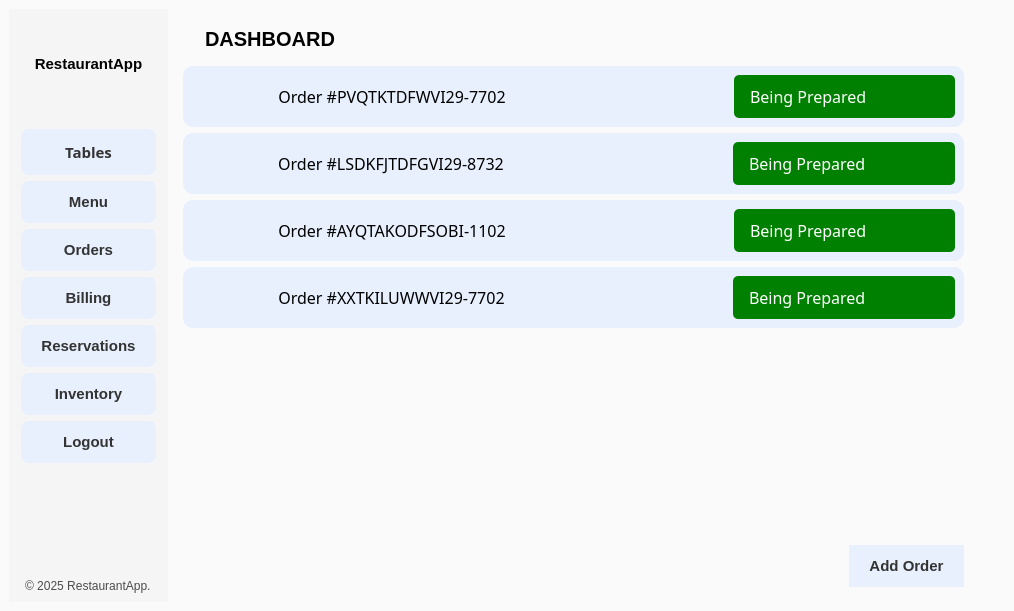
Before: the Qt Designer form mainwindow.ui in GitGudCode440/restaurant-management-system, drawn with Qt 5.
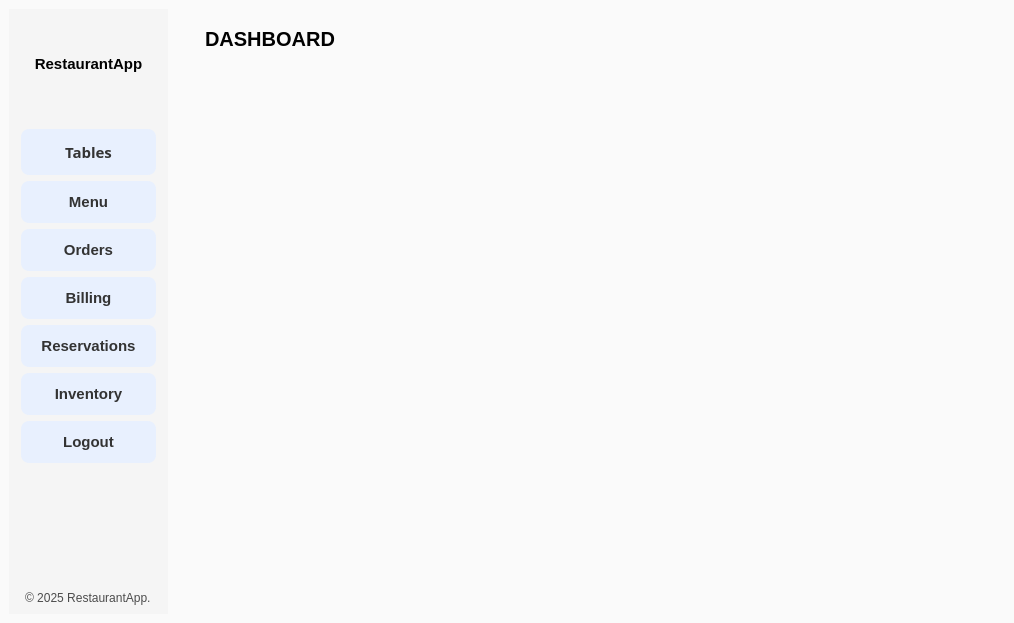
After: the same form once the commit is applied. The open tabs and pages were chosen to show the change. Icons and pictures are not drawn.

Commit message: Add Orders and Billing functional UI

The edit to the form file:
```diff
--- a/mainwindow.ui
+++ b/mainwindow.ui
@@ -7,7 +7,7 @@
     <x>0</x>
     <y>0</y>
     <width>1014</width>
-    <height>611</height>
+    <height>623</height>
    </rect>
   </property>
   <property name="sizePolicy">
@@ -84,8 +84,8 @@
 </string>
   </property>
   <widget class="QWidget" name="centralwidget">
-   <layout class="QHBoxLayout" name="horizontalLayout">
-    <item>
+   <layout class="QFormLayout" name="formLayout">
+    <item row="0" column="0">
      <widget class="QWidget" name="LeftMenuContainer" native="true">
       <layout class="QVBoxLayout" name="verticalLayout_6">
        <property name="spacing">
@@ -468,7 +468,7 @@
       </layout>
      </widget>
     </item>
-    <item>
+    <item row="0" column="1">
      <widget class="QWidget" name="MainBodyContainer" native="true">
       <property name="sizePolicy">
        <sizepolicy hsizetype="Expanding" vsizetype="Preferred">
@@ -565,6 +565,12 @@
        </item>
        <item>
         <widget class="QStackedWidget" name="stackedWidget">
+         <property name="sizePolicy">
+          <sizepolicy hsizetype="Preferred" vsizetype="Preferred">
+           <horstretch>0</horstretch>
+           <verstretch>0</verstretch>
+          </sizepolicy>
+         </property>
          <property name="currentIndex">
           <number>3</number>
          </property>
@@ -1523,832 +1529,32 @@
          </widget>
          <widget class="QWidget" name="Orders">
           <property name="sizePolicy">
-           <sizepolicy hsizetype="Expanding" vsizetype="Expanding">
+           <sizepolicy hsizetype="Preferred" vsizetype="Preferred">
             <horstretch>0</horstretch>
             <verstretch>0</verstretch>
            </sizepolicy>
           </property>
-          <property name="maximumSize">
-           <size>
-            <width>782</width>
-            <height>523</height>
-           </size>
-          </property>
           <property name="styleSheet">
            <string>border-radius: 22px;</string>
           </property>
-          <widget class="QWidget" name="verticalLayoutWidget">
-           <property name="geometry">
-            <rect>
-             <x>0</x>
-             <y>0</y>
-             <width>781</width>
-             <height>521</height>
-            </rect>
-           </property>
-           <layout class="QVBoxLayout" name="verticalLayout_19">
-            <item>
-             <layout class="QVBoxLayout" name="verticalLayout_21">
-              <property name="sizeConstraint">
-               <enum>QLayout::SizeConstraint::SetDefaultConstraint</enum>
-              </property>
-              <item>
-               <widget class="QFrame" name="StatusTab">
-                <property name="sizePolicy">
-                 <sizepolicy hsizetype="MinimumExpanding" vsizetype="Fixed">
-                  <horstretch>0</horstretch>
-                  <verstretch>0</verstretch>
-                 </sizepolicy>
-                </property>
-                <property name="styleSheet">
-                 <string notr="true">background-color: #E8F0FE;
-border-radius: 10px;</string>
-                </property>
-                <property name="frameShape">
-                 <enum>QFrame::Shape::StyledPanel</enum>
-                </property>
-                <property name="frameShadow">
-                 <enum>QFrame::Shadow::Raised</enum>
-                </property>
-                <layout class="QHBoxLayout" name="horizontalLayout_8">
-                 <item>
-                  <widget class="QPushButton" name="pushButton_4">
-                   <property name="sizePolicy">
-                    <sizepolicy hsizetype="Minimum" vsizetype="Fixed">
-                     <horstretch>0</horstretch>
-                     <verstretch>0</verstretch>
-                    </sizepolicy>
-                   </property>
-                   <property name="cursor">
-                    <cursorShape>PointingHandCursor</cursorShape>
-                   </property>
-                   <property name="autoFillBackground">
-                    <bool>false</bool>
-                   </property>
-                   <property name="styleSheet">
-                    <string notr="true">QPushButton {
-	rotate: 0;
-}
-
-QPushButton:hover {
-	rotate: 90deg;
-	color: #eeeee;
-}</string>
-                   </property>
-                   <property name="text">
-                    <string/>
-                   </property>
-                   <property name="icon">
-                    <iconset resource="resource.qrc">
-                     <normaloff>:/icons/Icons/arrow_right.svg</normaloff>:/icons/Icons/arrow_right.svg</iconset>
-                   </property>
-                   <property name="iconSize">
-                    <size>
-                     <width>24</width>
-                     <height>24</height>
-                    </size>
-                   </property>
-                  </widget>
-                 </item>
-                 <item>
-                  <widget class="QLabel" name="label_13">
-                   <property name="font">
-                    <font>
-                     <family>Franklin Gothic</family>
-                     <pointsize>12</pointsize>
-                    </font>
-                   </property>
-                   <property name="autoFillBackground">
-                    <bool>false</bool>
-                   </property>
-                   <property name="styleSheet">
-                    <string notr="true">color: rgb(0, 0, 0);</string>
-                   </property>
-                   <property name="text">
-                    <string>Order #PVQTKTDFWVI29-7702</string>
-                   </property>
-                   <property name="alignment">
-                    <set>Qt::AlignmentFlag::AlignCenter</set>
-                   </property>
-                  </widget>
-                 </item>
-                 <item>
-                  <spacer name="horizontalSpacer_2">
-                   <property name="orientation">
-                    <enum>Qt::Orientation::Horizontal</enum>
-                   </property>
-                   <property name="sizeHint" stdset="0">
-                    <size>
-                     <width>40</width>
-                     <height>20</height>
-                    </size>
-                   </property>
-                  </spacer>
-                 </item>
-                 <item>
-                  <widget class="QComboBox" name="Table1_Status_8">
-                   <property name="sizePolicy">
-                    <sizepolicy hsizetype="MinimumExpanding" vsizetype="Fixed">
-                     <horstretch>0</horstretch>
-                     <verstretch>0</verstretch>
-                    </sizepolicy>
-                   </property>
-                   <property name="minimumSize">
-                    <size>
-                     <width>0</width>
-                     <height>0</height>
-                    </size>
-                   </property>
-                   <property name="font">
-                    <font>
-                     <family>Franklin Gothic</family>
-                     <pointsize>12</pointsize>
-                    </font>
-                   </property>
-                   <property name="cursor">
-                    <cursorShape>PointingHandCursor</cursorShape>
-                   </property>
-                   <property name="layoutDirection">
-                    <enum>Qt::LayoutDirection::LeftToRight</enum>
-                   </property>
-                   <property name="styleSheet">
-                    <string notr="true">QComboBox {
-    border-radius: 5px;
-    padding: 9px 16px;
-    color: white;
-    background-color: green;
-	width: 100%;
-    text-align: center; /* Center-align the text */
-}
-
-QComboBox:hover {
-    border-color: darkgreen;
-    background-color: #32CD32; /* Lighter green for hover effect */
-}
-
-QComboBox::drop-down {
-    width: 20px; /* Adjust width of the dropdown button */
-    border: none;
-}
-
-
-QComboBox QAbstractItemView {
-    background-color: white;
-    color: black;
-    selection-background-color: #32CD32; /* Highlight selected item in green */
-    selection-color: black;
-    padding: 5px;
-    text-align: center;
-    outline: none; /* Remove focus border for cleaner look */
-}
-</string>
-                   </property>
-                   <property name="editable">
-                    <bool>false</bool>
-                   </property>
-                   <property name="currentIndex">
-                    <number>0</number>
-                   </property>
-                   <property name="iconSize">
-                    <size>
-                     <width>0</width>
-                     <height>0</height>
-                    </size>
-                   </property>
-                   <property name="placeholderText">
-                    <string>Change Status</string>
-                   </property>
-                   <property name="frame">
-                    <bool>true</bool>
-                   </property>
-                   <item>
-                    <property name="text">
-                     <string>Being Prepared</string>
-                    </property>
-                   </item>
-                   <item>
-                    <property name="text">
-                     <string>Out for Delivery</string>
-                    </property>
-                   </item>
-                   <item>
-                    <property name="text">
-                     <string>Delivered</string>
-                    </property>
-                   </item>
-                  </widget>
-                 </item>
-                </layout>
-               </widget>
-              </item>
-              <item>
-               <widget class="QFrame" name="StatusTab_4">
-                <property name="sizePolicy">
-                 <sizepolicy hsizetype="Preferred" vsizetype="Fixed">
-                  <horstretch>0</horstretch>
-                  <verstretch>0</verstretch>
-                 </sizepolicy>
-                </property>
-                <property name="styleSheet">
-                 <string notr="true">background-color: #E8F0FE;
-border-radius: 10px;</string>
-                </property>
-                <property name="frameShape">
-                 <enum>QFrame::Shape::StyledPanel</enum>
-                </property>
-                <property name="frameShadow">
-                 <enum>QFrame::Shadow::Raised</enum>
-                </property>
-                <layout class="QHBoxLayout" name="horizontalLayout_11">
-                 <item>
-                  <widget class="QPushButton" name="pushButton_7">
-                   <property name="sizePolicy">
-                    <sizepolicy hsizetype="Minimum" vsizetype="Fixed">
-                     <horstretch>0</horstretch>
-                     <verstretch>0</verstretch>
-                    </sizepolicy>
-                   </property>
-                   <property name="cursor">
-                    <cursorShape>PointingHandCursor</cursorShape>
-                   </property>
-                   <property name="autoFillBackground">
-                    <bool>false</bool>
-                   </property>
-                   <property name="styleSheet">
-                    <string notr="true">QPushButton {
-	rotate: 0;
-}
-
-QPushButton:hover {
-	rotate: 90deg;
-	color: #eeeee;
-}</string>
-                   </property>
-                   <property name="text">
-                    <string/>
-                   </property>
-                   <property name="icon">
-                    <iconset resource="resource.qrc">
-                     <normaloff>:/icons/Icons/arrow_right.svg</normaloff>:/icons/Icons/arrow_right.svg</iconset>
-                   </property>
-                   <property name="iconSize">
-                    <size>
-                     <width>24</width>
-                     <height>24</height>
-                    </size>
-                   </property>
-                  </widget>
-                 </item>
-                 <item>
-                  <widget class="QLabel" name="label_18">
-                   <property name="font">
-                    <font>
-                     <family>Franklin Gothic</family>
-                     <pointsize>12</pointsize>
-                    </font>
-                   </property>
-                   <property name="autoFillBackground">
-                    <bool>false</bool>
-                   </property>
-                   <property name="styleSheet">
-                    <string notr="true">color: rgb(0, 0, 0);</string>
-                   </property>
-                   <property name="text">
-                    <string>Order #LSDKFJTDFGVI29-8732</string>
-                   </property>
-                   <property name="alignment">
-                    <set>Qt::AlignmentFlag::AlignCenter</set>
-                   </property>
-                  </widget>
-                 </item>
-                 <item>
-                  <spacer name="horizontalSpacer_5">
-                   <property name="orientation">
-                    <enum>Qt::Orientation::Horizontal</enum>
-                   </property>
-                   <property name="sizeHint" stdset="0">
-                    <size>
-                     <width>40</width>
-                     <height>20</height>
-                    </size>
-                   </property>
-                  </spacer>
-                 </item>
-                 <item>
-                  <widget class="QComboBox" name="Table1_Status_11">
-                   <property name="sizePolicy">
-                    <sizepolicy hsizetype="MinimumExpanding" vsizetype="Fixed">
-                     <horstretch>0</horstretch>
-                     <verstretch>0</verstretch>
-                    </sizepolicy>
-                   </property>
-                   <property name="minimumSize">
-                    <size>
-                     <width>0</width>
-                     <height>0</height>
-                    </size>
-                   </property>
-                   <property name="font">
-                    <font>
-                     <family>Franklin Gothic</family>
-                     <pointsize>12</pointsize>
-                    </font>
-                   </property>
-                   <property name="cursor">
-                    <cursorShape>PointingHandCursor</cursorShape>
-                   </property>
-                   <property name="layoutDirection">
-                    <enum>Qt::LayoutDirection::LeftToRight</enum>
-                   </property>
-                   <property name="styleSheet">
-                    <string notr="true">QComboBox {
-    border-radius: 5px;
-    padding: 9px 16px;
-    color: white;
-    background-color: green;
-	width: 100%;
-    text-align: center; /* Center-align the text */
-}
-
-QComboBox:hover {
-    border-color: darkgreen;
-    background-color: #32CD32; /* Lighter green for hover effect */
-}
-
-QComboBox::drop-down {
-    width: 20px; /* Adjust width of the dropdown button */
-    border: none;
-}
-
-
-QComboBox QAbstractItemView {
-    background-color: white;
-    color: black;
-    selection-background-color: #32CD32; /* Highlight selected item in green */
-    selection-color: black;
-    padding: 5px;
-    text-align: center;
-    outline: none; /* Remove focus border for cleaner look */
-}
-</string>
-                   </property>
-                   <property name="editable">
-                    <bool>false</bool>
-                   </property>
-                   <property name="currentIndex">
-                    <number>0</number>
-                   </property>
-                   <property name="iconSize">
-                    <size>
-                     <width>0</width>
-                     <height>0</height>
-                    </size>
-                   </property>
-                   <property name="placeholderText">
-                    <string>Change Status</string>
-                   </property>
-                   <property name="frame">
-                    <bool>true</bool>
-                   </property>
-                   <item>
-                    <property name="text">
-                     <string>Being Prepared</string>
-                    </property>
-                   </item>
-                   <item>
-                    <property name="text">
-                     <string>Out for Delivery</string>
-                    </property>
-                   </item>
-                   <item>
-                    <property name="text">
-                     <string>Delivered</string>
-                    </property>
-                   </item>
-                  </widget>
-                 </item>
-                </layout>
-               </widget>
-              </item>
-              <item>
-               <widget class="QFrame" name="StatusTab_3">
-                <property name="sizePolicy">
-                 <sizepolicy hsizetype="Preferred" vsizetype="Fixed">
-                  <horstretch>0</horstretch>
-                  <verstretch>0</verstretch>
-                 </sizepolicy>
-                </property>
-                <property name="styleSheet">
-                 <string notr="true">background-color: #E8F0FE;
-border-radius: 10px;</string>
-                </property>
-                <property name="frameShape">
-                 <enum>QFrame::Shape::StyledPanel</enum>
-                </property>
-                <property name="frameShadow">
-                 <enum>QFrame::Shadow::Raised</enum>
-                </property>
-                <layout class="QHBoxLayout" name="horizontalLayout_10">
-                 <item>
-                  <widget class="QPushButton" name="pushButton_6">
-                   <property name="sizePolicy">
-                    <sizepolicy hsizetype="Minimum" vsizetype="Fixed">
-                     <horstretch>0</horstretch>
-                     <verstretch>0</verstretch>
-                    </sizepolicy>
-                   </property>
-                   <property name="cursor">
-                    <cursorShape>PointingHandCursor</cursorShape>
-                   </property>
-                   <property name="autoFillBackground">
-                    <bool>false</bool>
-                   </property>
-                   <property name="styleSheet">
-                    <string notr="true">QPushButton {
-	rotate: 0;
-}
-
-QPushButton:hover {
-	rotate: 90deg;
-	color: #eeeee;
-}</string>
-                   </property>
-                   <property name="text">
-                    <string/>
-                   </property>
-                   <property name="icon">
-                    <iconset resource="resource.qrc">
-                     <normaloff>:/icons/Icons/arrow_right.svg</normaloff>:/icons/Icons/arrow_right.svg</iconset>
-                   </property>
-                   <property name="iconSize">
-                    <size>
-                     <width>24</width>
-                     <height>24</height>
-                    </size>
-                   </property>
-                  </widget>
-                 </item>
-                 <item>
-                  <widget class="QLabel" name="label_17">
-                   <property name="font">
-                    <font>
-                     <family>Franklin Gothic</family>
-                     <pointsize>12</pointsize>
-                    </font>
-                   </property>
-                   <property name="autoFillBackground">
-                    <bool>false</bool>
-                   </property>
-                   <property name="styleSheet">
-                    <string notr="true">color: rgb(0, 0, 0);</string>
-                   </property>
-                   <property name="text">
-                    <string>Order #AYQTAKODFSOBI-1102</string>
-                   </property>
-                   <property name="alignment">
-                    <set>Qt::AlignmentFlag::AlignCenter</set>
-                   </property>
-                  </widget>
-                 </item>
-                 <item>
-                  <spacer name="horizontalSpacer_4">
-                   <property name="orientation">
-                    <enum>Qt::Orientation::Horizontal</enum>
-                   </property>
-                   <property name="sizeHint" stdset="0">
-                    <size>
-                     <width>40</width>
-                     <height>20</height>
-                    </size>
-                   </property>
-                  </spacer>
-                 </item>
-                 <item>
-                  <widget class="QComboBox" name="Table1_Status_10">
-                   <property name="sizePolicy">
-                    <sizepolicy hsizetype="MinimumExpanding" vsizetype="Fixed">
-                     <horstretch>0</horstretch>
-                     <verstretch>0</verstretch>
-                    </sizepolicy>
-                   </property>
-                   <property name="minimumSize">
-                    <size>
-                     <width>0</width>
-                     <height>0</height>
-                    </size>
-                   </property>
-                   <property name="font">
-                    <font>
-                     <family>Franklin Gothic</family>
-                     <pointsize>12</pointsize>
-                    </font>
-                   </property>
-                   <property name="cursor">
-                    <cursorShape>PointingHandCursor</cursorShape>
-                   </property>
-                   <property name="layoutDirection">
-                    <enum>Qt::LayoutDirection::LeftToRight</enum>
-                   </property>
-                   <property name="styleSheet">
-                    <string notr="true">QComboBox {
-    border-radius: 5px;
-    padding: 9px 16px;
-    color: white;
-    background-color: green;
-	width: 100%;
-    text-align: center; /* Center-align the text */
-}
-
-QComboBox:hover {
-    border-color: darkgreen;
-    background-color: #32CD32; /* Lighter green for hover effect */
-}
-
-QComboBox::drop-down {
-    width: 20px; /* Adjust width of the dropdown button */
-    border: none;
-}
-
-
-QComboBox QAbstractItemView {
-    background-color: white;
-    color: black;
-    selection-background-color: #32CD32; /* Highlight selected item in green */
-    selection-color: black;
-    padding: 5px;
-    text-align: center;
-    outline: none; /* Remove focus border for cleaner look */
-}
-</string>
-                   </property>
-                   <property name="editable">
-                    <bool>false</bool>
-                   </property>
-                   <property name="currentIndex">
-                    <number>0</number>
-                   </property>
-                   <property name="iconSize">
-                    <size>
-                     <width>0</width>
-                     <height>0</height>
-                    </size>
-                   </property>
-                   <property name="placeholderText">
-                    <string>Change Status</string>
-                   </property>
-                   <property name="frame">
-                    <bool>true</bool>
-                   </property>
-                   <item>
-                    <property name="text">
-                     <string>Being Prepared</string>
-                    </property>
-                   </item>
-                   <item>
-                    <property name="text">
-                     <string>Out for Delivery</string>
-                    </property>
-                   </item>
-                   <item>
-                    <property name="text">
-                     <string>Delivered</string>
-                    </property>
-                   </item>
-                  </widget>
-                 </item>
-                </layout>
-               </widget>
-              </item>
-              <item>
-               <widget class="QFrame" name="StatusTab_2">
-                <property name="sizePolicy">
-                 <sizepolicy hsizetype="Preferred" vsizetype="Fixed">
-                  <horstretch>0</horstretch>
-                  <verstretch>0</verstretch>
-                 </sizepolicy>
-                </property>
-                <property name="styleSheet">
-                 <string notr="true">background-color: #E8F0FE;
-border-radius: 10px;</string>
-                </property>
-                <property name="frameShape">
-                 <enum>QFrame::Shape::StyledPanel</enum>
-                </property>
-                <property name="frameShadow">
-                 <enum>QFrame::Shadow::Raised</enum>
-                </property>
-                <layout class="QHBoxLayout" name="horizontalLayout_9">
-                 <item>
-                  <widget class="QPushButton" name="pushButton_5">
-                   <property name="sizePolicy">
-                    <sizepolicy hsizetype="Minimum" vsizetype="Fixed">
-                     <horstretch>0</horstretch>
-                     <verstretch>0</verstretch>
-                    </sizepolicy>
-                   </property>
-                   <property name="cursor">
-                    <cursorShape>PointingHandCursor</cursorShape>
-                   </property>
-                   <property name="autoFillBackground">
-                    <bool>false</bool>
-                   </property>
-                   <property name="styleSheet">
-                    <string notr="true">QPushButton {
-	rotate: 0;
-}
-
-QPushButton:hover {
-	rotate: 90deg;
-	color: #eeeee;
-}</string>
-                   </property>
-                   <property name="text">
-                    <string/>
-                   </property>
-                   <property name="icon">
-                    <iconset resource="resource.qrc">
-                     <normaloff>:/icons/Icons/arrow_right.svg</normaloff>:/icons/Icons/arrow_right.svg</iconset>
-                   </property>
-                   <property name="iconSize">
-                    <size>
-                     <width>24</width>
-                     <height>24</height>
-                    </size>
-                   </property>
-                  </widget>
-                 </item>
-                 <item>
-                  <widget class="QLabel" name="label_16">
-                   <property name="font">
-                    <font>
-                     <family>Franklin Gothic</family>
-                     <pointsize>12</pointsize>
-                    </font>
-                   </property>
-                   <property name="autoFillBackground">
-                    <bool>false</bool>
-                   </property>
-                   <property name="styleSheet">
-                    <string notr="true">color: rgb(0, 0, 0);</string>
-                   </property>
-                   <property name="text">
-                    <string>Order #XXTKILUWWVI29-7702</string>
-                   </property>
-                   <property name="alignment">
-                    <set>Qt::AlignmentFlag::AlignCenter</set>
-                   </property>
-                  </widget>
-                 </item>
-                 <item>
-                  <spacer name="horizontalSpacer_3">
-                   <property name="orientation">
-                    <enum>Qt::Orientation::Horizontal</enum>
-                   </property>
-                   <property name="sizeHint" stdset="0">
-                    <size>
-                     <width>40</width>
-                     <height>20</height>
-                    </size>
-                   </property>
-                  </spacer>
-                 </item>
-                 <item>
-                  <widget class="QComboBox" name="Table1_Status_9">
-                   <property name="sizePolicy">
-                    <sizepolicy hsizetype="MinimumExpanding" vsizetype="Fixed">
-                     <horstretch>0</horstretch>
-                     <verstretch>0</verstretch>
-                    </sizepolicy>
-                   </property>
-                   <property name="minimumSize">
-                    <size>
-                     <width>0</width>
-                     <height>0</height>
-                    </size>
-                   </property>
-                   <property name="font">
-                    <font>
-                     <family>Franklin Gothic</family>
-                     <pointsize>12</pointsize>
-                    </font>
-                   </property>
-                   <property name="cursor">
-                    <cursorShape>PointingHandCursor</cursorShape>
-                   </property>
-                   <property name="layoutDirection">
-                    <enum>Qt::LayoutDirection::LeftToRight</enum>
-                   </property>
-                   <property name="styleSheet">
-                    <string notr="true">QComboBox {
-    border-radius: 5px;
-    padding: 9px 16px;
-    color: white;
-    background-color: green;
-	width: 100%;
-    text-align: center; /* Center-align the text */
-}
-
-QComboBox:hover {
-    border-color: darkgreen;
-    background-color: #32CD32; /* Lighter green for hover effect */
-}
-
-QComboBox::drop-down {
-    width: 20px; /* Adjust width of the dropdown button */
-    border: none;
-}
-
-
-QComboBox QAbstractItemView {
-    background-color: white;
-    color: black;
-    selection-background-color: #32CD32; /* Highlight selected item in green */
-    selection-color: black;
-    padding: 5px;
-    text-align: center;
-    outline: none; /* Remove focus border for cleaner look */
-}
-</string>
-                   </property>
-                   <property name="editable">
-                    <bool>false</bool>
-                   </property>
-                   <property name="currentIndex">
-                    <number>0</number>
-                   </property>
-                   <property name="iconSize">
-                    <size>
-                     <width>0</width>
-                     <height>0</height>
-                    </size>
-                   </property>
-                   <property name="placeholderText">
-                    <string>Change Status</string>
-                   </property>
-                   <property name="frame">
-                    <bool>true</bool>
-                   </property>
-                   <item>
-                    <property name="text">
-                     <string>Being Prepared</string>
-                    </property>
-                   </item>
-                   <item>
-                    <property name="text">
-                     <string>Out for Delivery</string>
-                    </property>
-                   </item>
-                   <item>
-                    <property name="text">
-                     <string>Delivered</string>
-                    </property>
-                   </item>
-                  </widget>
-                 </item>
-                </layout>
-               </widget>
-              </item>
-              <item>
-               <spacer name="verticalSpacer_3">
-                <property name="orientation">
-                 <enum>Qt::Orientation::Vertical</enum>
-                </property>
-                <property name="sizeHint" stdset="0">
-                 <size>
-                  <width>20</width>
-                  <height>40</height>
-                 </size>
-                </property>
-               </spacer>
-              </item>
-              <item>
-               <layout class="QHBoxLayout" name="horizontalLayout_3">
-                <item>
-                 <spacer name="horizontalSpacer_6">
-                  <property name="orientation">
-                   <enum>Qt::Orientation::Horizontal</enum>
-                  </property>
-                  <property name="sizeHint" stdset="0">
-                   <size>
-                    <width>40</width>
-                    <height>20</height>
-                   </size>
-                  </property>
-                 </spacer>
-                </item>
-                <item>
-                 <widget class="QPushButton" name="pushButton_2">
-                  <property name="text">
-                   <string>Add Order</string>
-                  </property>
-                 </widget>
-                </item>
-               </layout>
-              </item>
-             </layout>
-            </item>
-           </layout>
-          </widget>
+          <layout class="QVBoxLayout" name="verticalLayout_19">
+           <item>
+            <layout class="QVBoxLayout" name="OrderListLayout"/>
+           </item>
+           <item>
+            <spacer name="verticalSpacer_3">
+             <property name="orientation">
+              <enum>Qt::Orientation::Vertical</enum>
+             </property>
+             <property name="sizeHint" stdset="0">
+              <size>
+               <width>20</width>
+               <height>40</height>
+              </size>
+             </property>
+            </spacer>
+           </item>
+          </layout>
          </widget>
          <widget class="QWidget" name="Billing">
           <widget class="QWidget" name="horizontalLayoutWidget_2">
```
Left out of the diff: 465 changed lines with no effect on the pictures. The commit also changes 9 other files.
